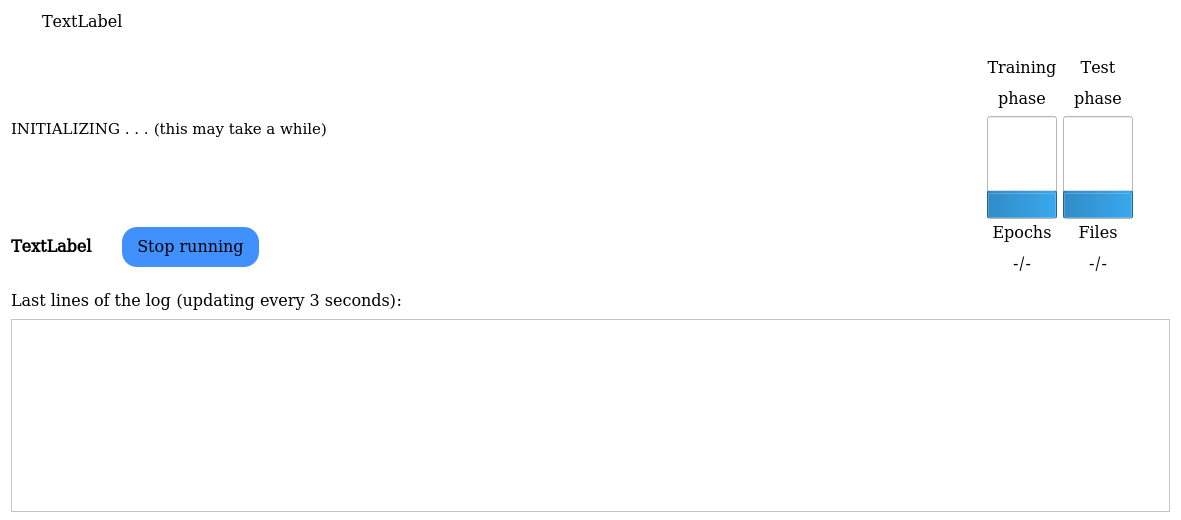
Above: ui_run.ui from BiaPyX/BiaPy-GUI before the change. Below: the same form after it.
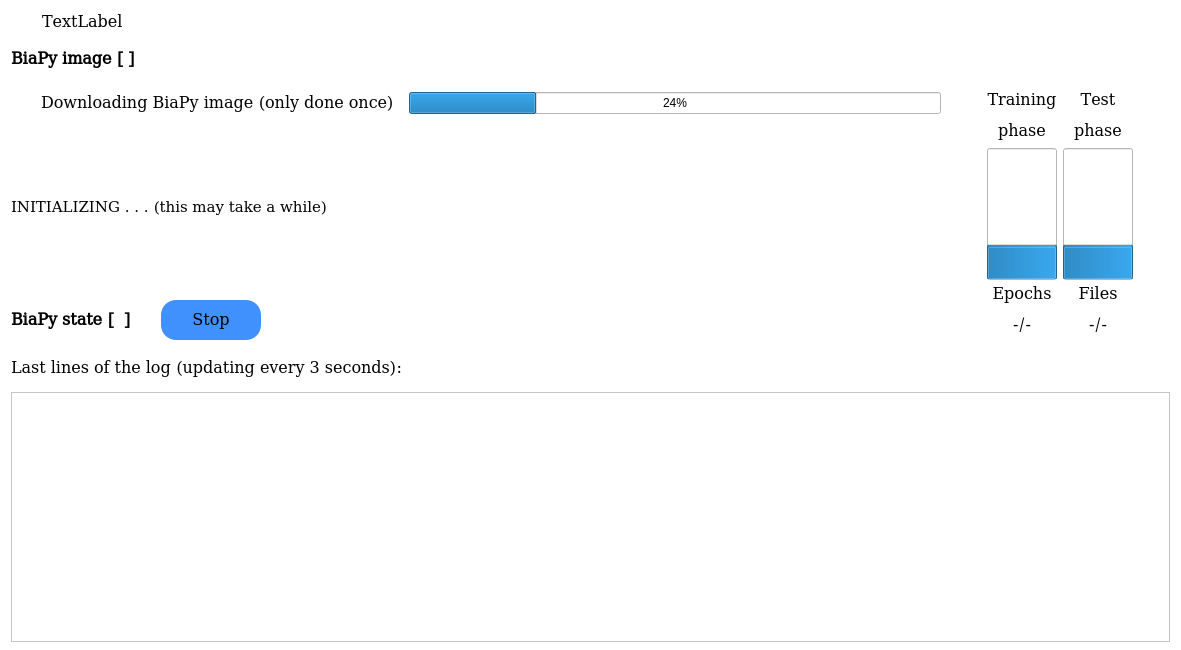
That is the form after the change. Icons and pictures are not drawn.

Commit message: Add docker image pulling process

```diff
--- a/ui_run.ui
+++ b/ui_run.ui
@@ -7,19 +7,19 @@
     <x>0</x>
     <y>0</y>
     <width>1181</width>
-    <height>520</height>
+    <height>650</height>
    </rect>
   </property>
   <property name="minimumSize">
    <size>
     <width>1181</width>
-    <height>520</height>
+    <height>650</height>
    </size>
   </property>
   <property name="maximumSize">
    <size>
     <width>1181</width>
-    <height>500</height>
+    <height>650</height>
    </size>
   </property>
   <property name="windowTitle">
@@ -280,7 +280,7 @@
         </property>
         <layout class="QVBoxLayout" name="verticalLayout_3">
          <property name="spacing">
-          <number>9</number>
+          <number>15</number>
          </property>
          <property name="leftMargin">
           <number>9</number>
@@ -291,6 +291,21 @@
          <property name="bottomMargin">
           <number>0</number>
          </property>
+         <item>
+          <widget class="QLabel" name="biapy_image_status">
+           <property name="font">
+            <font>
+             <family>DejaVu Math TeX Gyre</family>
+             <pointsize>12</pointsize>
+             <weight>75</weight>
+             <bold>true</bold>
+            </font>
+           </property>
+           <property name="text">
+            <string>BiaPy image [ ]</string>
+           </property>
+          </widget>
+         </item>
          <item>
           <widget class="QFrame" name="frame_3">
            <property name="frameShape">
@@ -331,7 +346,7 @@
               </property>
               <layout class="QVBoxLayout" name="verticalLayout_4">
                <property name="spacing">
-                <number>0</number>
+                <number>6</number>
                </property>
                <property name="leftMargin">
                 <number>0</number>
@@ -345,6 +360,44 @@
                <property name="bottomMargin">
                 <number>0</number>
                </property>
+               <item>
+                <widget class="QFrame" name="container_pulling_frame">
+                 <property name="frameShape">
+                  <enum>QFrame::NoFrame</enum>
+                 </property>
+                 <property name="frameShadow">
+                  <enum>QFrame::Raised</enum>
+                 </property>
+                 <layout class="QHBoxLayout" name="horizontalLayout_3">
+                  <property name="spacing">
+                   <number>15</number>
+                  </property>
+                  <property name="leftMargin">
+                   <number>30</number>
+                  </property>
+                  <item>
+                   <widget class="QLabel" name="label_2">
+                    <property name="font">
+                     <font>
+                      <family>DejaVu Math TeX Gyre</family>
+                      <pointsize>12</pointsize>
+                     </font>
+                    </property>
+                    <property name="text">
+                     <string>Downloading BiaPy image (only done once)</string>
+                    </property>
+                   </widget>
+                  </item>
+                  <item>
+                   <widget class="QProgressBar" name="biapy_image_pulling_progress_bar">
+                    <property name="value">
+                     <number>24</number>
+                    </property>
+                   </widget>
+                  </item>
+                 </layout>
+                </widget>
+               </item>
                <item>
                 <widget class="QLabel" name="biapy_container_info_label">
                  <property name="minimumSize">
@@ -420,7 +473,7 @@
                      </font>
                     </property>
                     <property name="text">
-                     <string>TextLabel</string>
+                     <string>BiaPy state [  ]</string>
                     </property>
                    </widget>
                   </item>
@@ -428,7 +481,7 @@
                    <widget class="QPushButton" name="stop_container_bn">
                     <property name="minimumSize">
                      <size>
-                      <width>0</width>
+                      <width>100</width>
                       <height>40</height>
                      </size>
                     </property>
@@ -454,7 +507,7 @@
 }</string>
                     </property>
                     <property name="text">
-                     <string>   Stop running   </string>
+                     <string>Stop</string>
                     </property>
                    </widget>
                   </item>
```
The commit also changes 7 other files.
